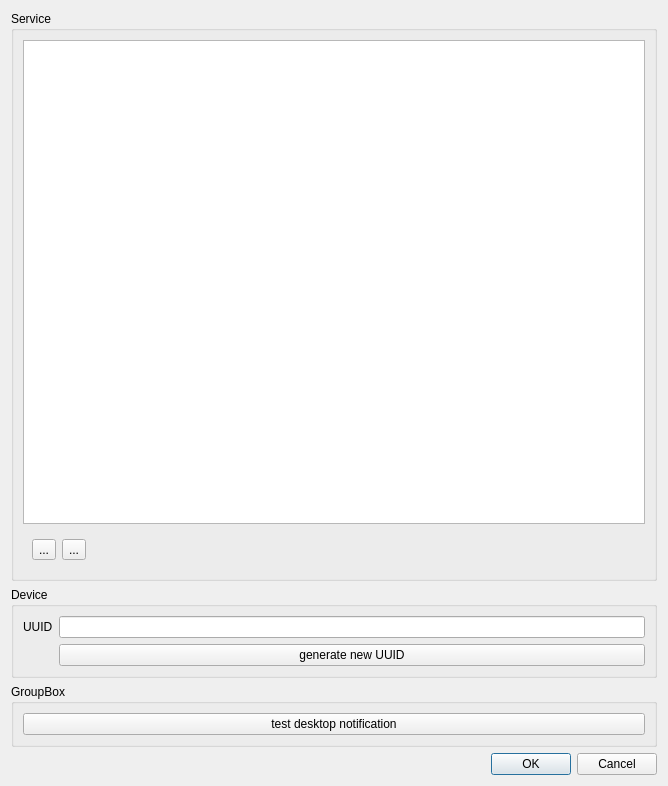
weatherhead99/Qpushjet, file settings.ui: the form before one commit.
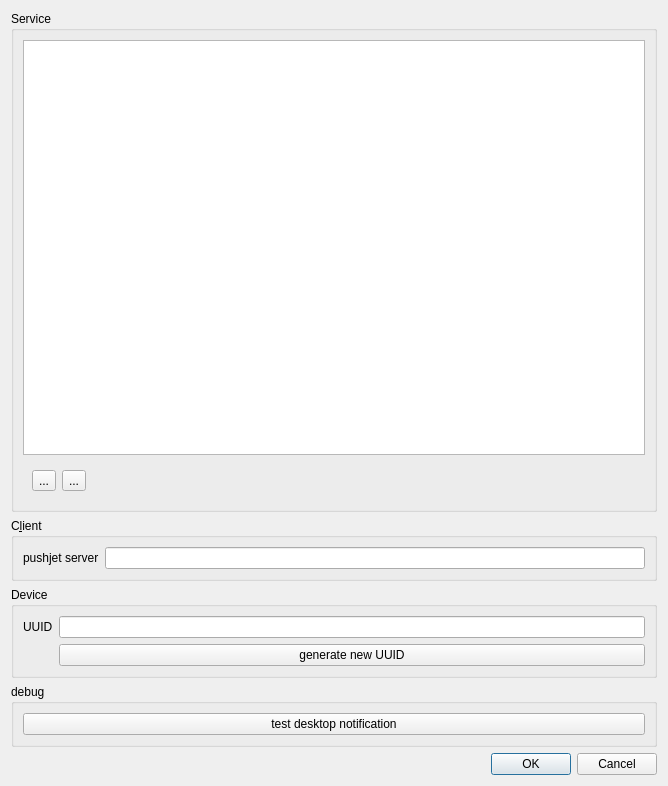
The form after the commit. Icons and pictures are not drawn.

Commit message: work on settings model

Patch:
```diff
--- a/settings.ui
+++ b/settings.ui
@@ -65,6 +65,31 @@
      </layout>
     </widget>
    </item>
+   <item>
+    <widget class="QGroupBox" name="groupBox">
+     <property name="enabled">
+      <bool>true</bool>
+     </property>
+     <property name="title">
+      <string>C&amp;lient</string>
+     </property>
+     <property name="checkable">
+      <bool>false</bool>
+     </property>
+     <layout class="QFormLayout" name="formLayout">
+      <item row="0" column="0">
+       <widget class="QLabel" name="serverLabel">
+        <property name="text">
+         <string>pushjet server</string>
+        </property>
+       </widget>
+      </item>
+      <item row="0" column="1">
+       <widget class="QLineEdit" name="serverUrl"/>
+      </item>
+     </layout>
+    </widget>
+   </item>
    <item>
     <widget class="QGroupBox" name="device_settings">
      <property name="title">
@@ -94,7 +119,7 @@
    <item>
     <widget class="QGroupBox" name="debug_options">
      <property name="title">
-      <string>GroupBox</string>
+      <string>debug</string>
      </property>
      <layout class="QGridLayout" name="gridLayout_3">
       <item row="0" column="0">
```
The commit also changes 3 other files.
